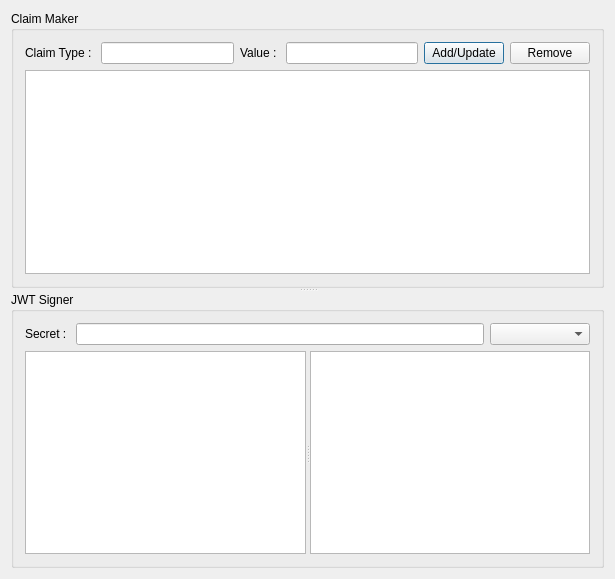
This is examples/jwtcreator/dialog.ui in juangburgos/QJsonWebToken as Qt 5 draws it before an edit. The edited form follows.
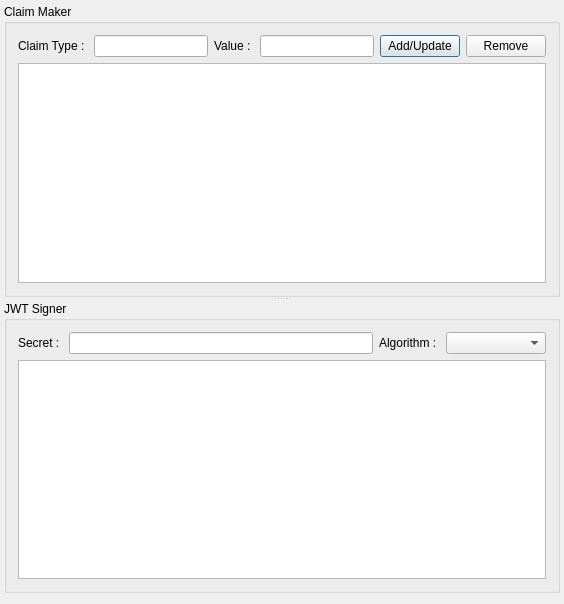
This is the edited form.

Patch:
```diff
--- a/examples/jwtcreator/dialog.ui
+++ b/examples/jwtcreator/dialog.ui
@@ -6,8 +6,8 @@
    <rect>
     <x>0</x>
     <y>0</y>
-    <width>615</width>
-    <height>579</height>
+    <width>564</width>
+    <height>604</height>
    </rect>
   </property>
   <property name="sizePolicy">
@@ -20,6 +20,15 @@
    <string>JWT Creator</string>
   </property>
   <layout class="QGridLayout" name="gridLayout_3">
+   <property name="leftMargin">
+    <number>4</number>
+   </property>
+   <property name="topMargin">
+    <number>4</number>
+   </property>
+   <property name="rightMargin">
+    <number>4</number>
+   </property>
    <item row="0" column="0">
     <widget class="QSplitter" name="splitter_2">
      <property name="orientation">
@@ -44,7 +53,7 @@
         </widget>
        </item>
        <item row="0" column="1">
-        <widget class="QLineEdit" name="lineEdit"/>
+        <widget class="QLineEdit" name="lineClaimType"/>
        </item>
        <item row="0" column="2">
         <widget class="QLabel" name="label_2">
@@ -54,7 +63,7 @@
         </widget>
        </item>
        <item row="0" column="3">
-        <widget class="QLineEdit" name="lineEdit_2"/>
+        <widget class="QLineEdit" name="lineValue"/>
        </item>
        <item row="0" column="4">
         <widget class="QPushButton" name="pushAddClaim">
@@ -101,6 +110,13 @@
         <widget class="QLineEdit" name="lineSecret"/>
        </item>
        <item row="0" column="2">
+        <widget class="QLabel" name="label_4">
+         <property name="text">
+          <string>Algorithm : </string>
+         </property>
+        </widget>
+       </item>
+       <item row="0" column="3">
         <widget class="QComboBox" name="comboAlgorithm">
          <property name="minimumSize">
           <size>
@@ -110,21 +126,11 @@
          </property>
         </widget>
        </item>
-       <item row="1" column="0" colspan="3">
-        <widget class="QSplitter" name="splitter">
-         <property name="orientation">
-          <enum>Qt::Horizontal</enum>
+       <item row="1" column="0" colspan="4">
+        <widget class="QPlainTextEdit" name="plainTextSignedJwt">
+         <property name="readOnly">
+          <bool>true</bool>
          </property>
-         <widget class="QPlainTextEdit" name="plainTextRawJwt">
-          <property name="readOnly">
-           <bool>true</bool>
-          </property>
-         </widget>
-         <widget class="QPlainTextEdit" name="plainTextSignedJwt">
-          <property name="readOnly">
-           <bool>true</bool>
-          </property>
-         </widget>
         </widget>
        </item>
       </layout>
```
